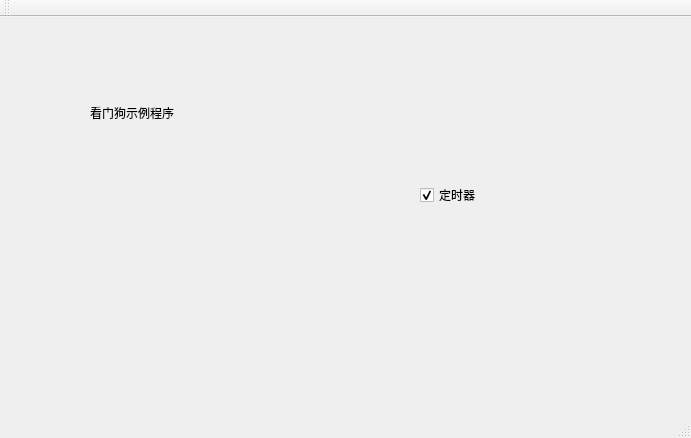
This is Demo/mainwindow.ui in zhangjiechina001/WatchDog as Qt 5 draws it before an edit. The edited form follows.
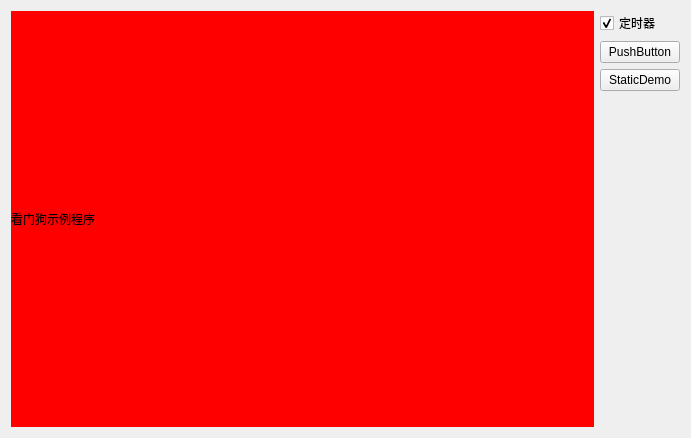
This is the edited form.

Diff of the .ui file:
```diff
--- a/Demo/mainwindow.ui
+++ b/Demo/mainwindow.ui
@@ -14,27 +14,49 @@
    <string>MainWindow</string>
   </property>
   <widget class="QWidget" name="centralWidget">
+   <property name="sizePolicy">
+    <sizepolicy hsizetype="Expanding" vsizetype="Ignored">
+     <horstretch>0</horstretch>
+     <verstretch>0</verstretch>
+    </sizepolicy>
+   </property>
+   <layout class="QGridLayout" name="gridLayout">
+    <item row="0" column="0" rowspan="5">
    <widget class="QLabel" name="label">
-    <property name="geometry">
-     <rect>
-      <x>90</x>
-      <y>30</y>
-      <width>191</width>
-      <height>131</height>
-     </rect>
+      <property name="sizePolicy">
+       <sizepolicy hsizetype="Preferred" vsizetype="Expanding">
+        <horstretch>0</horstretch>
+        <verstretch>0</verstretch>
+       </sizepolicy>
+      </property>
+      <property name="styleSheet">
+       <string notr="true">background:red</string>
     </property>
     <property name="text">
      <string>看门狗示例程序</string>
     </property>
    </widget>
+    </item>
+    <item row="3" column="1">
+     <spacer name="verticalSpacer">
+      <property name="orientation">
+       <enum>Qt::Vertical</enum>
+      </property>
+      <property name="sizeHint" stdset="0">
+       <size>
+        <width>20</width>
+        <height>40</height>
+       </size>
+      </property>
+     </spacer>
+    </item>
+    <item row="0" column="1">
    <widget class="QCheckBox" name="checkBox">
-    <property name="geometry">
-     <rect>
-      <x>420</x>
-      <y>170</y>
-      <width>71</width>
-      <height>16</height>
-     </rect>
+      <property name="sizePolicy">
+       <sizepolicy hsizetype="Fixed" vsizetype="Fixed">
+        <horstretch>0</horstretch>
+        <verstretch>0</verstretch>
+       </sizepolicy>
     </property>
     <property name="text">
      <string>定时器</string>
@@ -43,26 +65,35 @@
      <bool>true</bool>
     </property>
    </widget>
-  </widget>
-  <widget class="QMenuBar" name="menuBar">
-   <property name="geometry">
-    <rect>
-     <x>0</x>
-     <y>0</y>
-     <width>691</width>
-     <height>23</height>
-    </rect>
-   </property>
-  </widget>
-  <widget class="QToolBar" name="mainToolBar">
-   <attribute name="toolBarArea">
-    <enum>TopToolBarArea</enum>
-   </attribute>
-   <attribute name="toolBarBreak">
-    <bool>false</bool>
-   </attribute>
+    </item>
+    <item row="1" column="1">
+     <widget class="QPushButton" name="pushButton">
+      <property name="sizePolicy">
+       <sizepolicy hsizetype="Fixed" vsizetype="Fixed">
+        <horstretch>0</horstretch>
+        <verstretch>0</verstretch>
+       </sizepolicy>
+      </property>
+      <property name="text">
+       <string>PushButton</string>
+      </property>
+     </widget>
+    </item>
+    <item row="2" column="1">
+     <widget class="QPushButton" name="pushButton_2">
+      <property name="sizePolicy">
+       <sizepolicy hsizetype="Fixed" vsizetype="Fixed">
+        <horstretch>0</horstretch>
+        <verstretch>0</verstretch>
+       </sizepolicy>
+      </property>
+      <property name="text">
+       <string>StaticDemo</string>
+      </property>
+     </widget>
+    </item>
+   </layout>
   </widget>
-  <widget class="QStatusBar" name="statusBar"/>
  </widget>
  <layoutdefault spacing="6" margin="11"/>
  <resources/>
```
Lines whose indentation alone changed are shown as unchanged.
